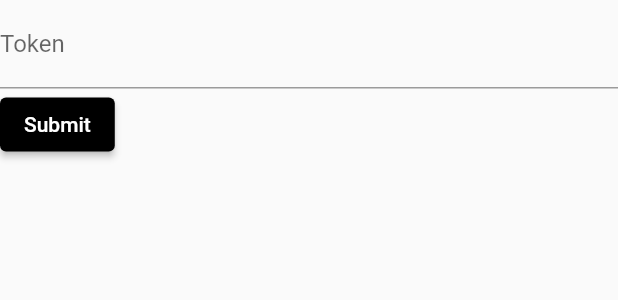
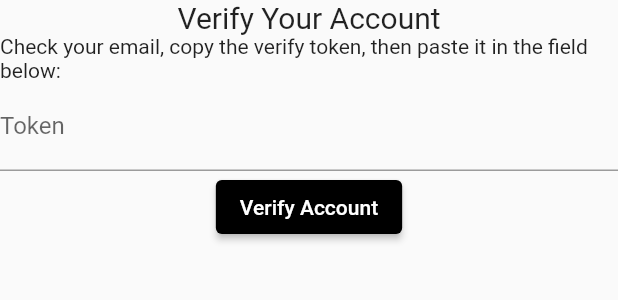
Before and after one commit to sorceryapp/sorcery_client, a Flutter app: the VerifyAccountForm widget shown alone on an empty page, opened directly, on a phone screen of 412 x 824 dp. Shown: the top 300 px of the screen. Run offline on Flutter 3.47's test engine with Material 2 defaults, Android fonts, the phone set to English and light mode, and no system bars; our stand-ins replace dio, flutter_riverpod, flutter_secure_storage, go_router, rxdart; accounts and stored records are empty.

Commit message:
add text to verify account form

```diff
--- a/lib/src/features/authentication/presentation/sign_up_form.dart
+++ b/lib/src/features/authentication/presentation/sign_up_form.dart
@@ -113,7 +113,7 @@ class _SignUpFormState extends ConsumerState<SignUpForm> {
           ),
           ElevatedButton(
             onPressed: () => _submit(),
-            child: const Text('Submit'),
+            child: const Text('Sign Up'),
           ),
         ],
       ),
--- a/lib/src/features/authentication/presentation/verify_account_form.dart
+++ b/lib/src/features/authentication/presentation/verify_account_form.dart
@@ -53,8 +53,16 @@ class _VerifyAccountFormState extends ConsumerState<VerifyAccountForm> {
     return Form(
       key: _formKey,
       child: Column(
-        crossAxisAlignment: CrossAxisAlignment.start,
+        crossAxisAlignment: CrossAxisAlignment.center,
         children: [
+          const Text(
+            'Verify Your Account',
+            style: TextStyle(fontSize: 20),
+          ),
+          const Text(
+            'Check your email, copy the verify token, then paste it in the field below:',
+            style: TextStyle(fontSize: 14),
+          ),
           TextFormField(
             controller: _tokenTextController,
             validator: (value) => _validator(value),
@@ -65,7 +73,7 @@ class _VerifyAccountFormState extends ConsumerState<VerifyAccountForm> {
           ),
           ElevatedButton(
             onPressed: () => _submit(),
-            child: const Text('Submit'),
+            child: const Text('Verify Account'),
           ),
         ],
       ),
```
